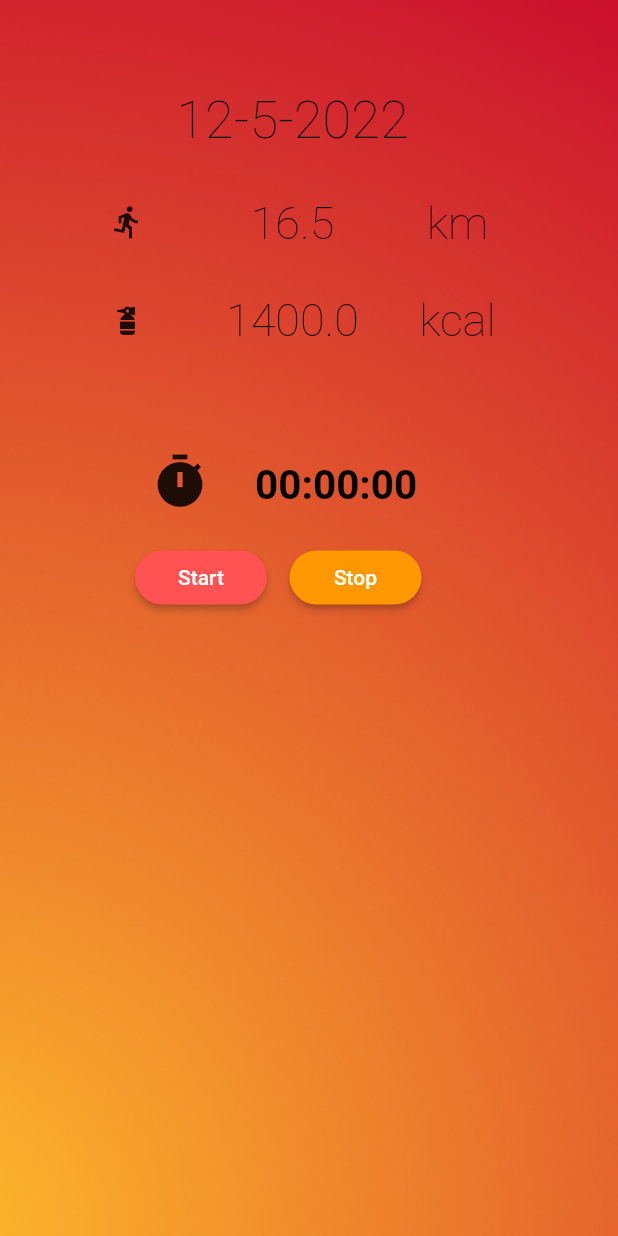
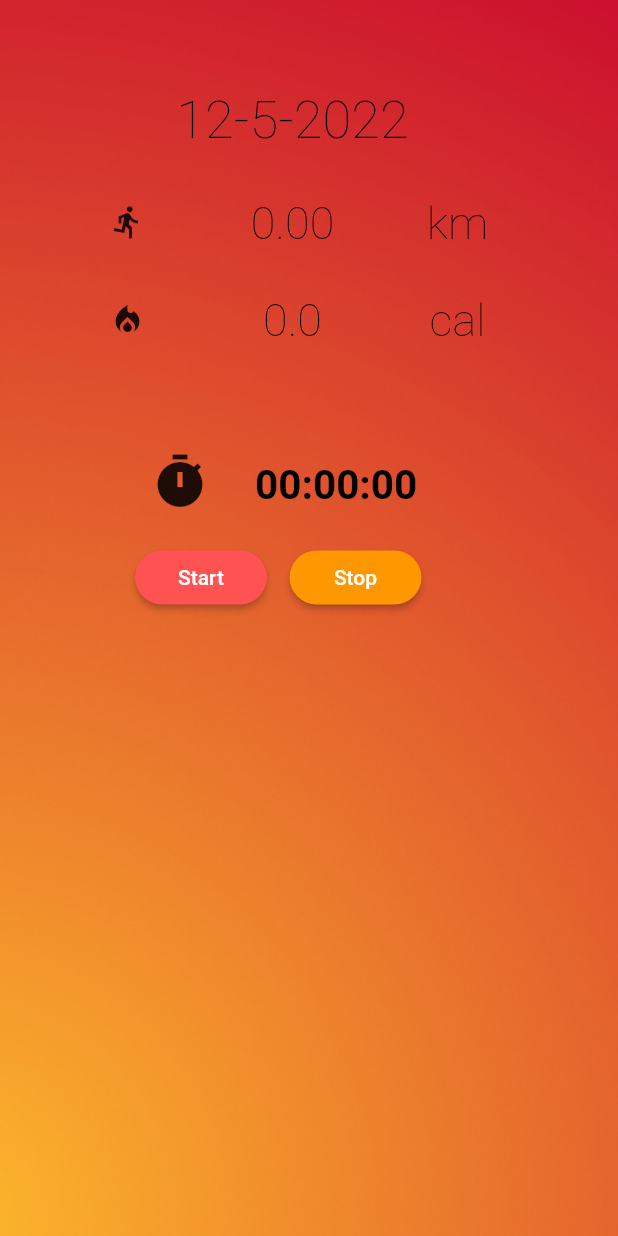
Before and after one commit to tomascandeias/Fuelness, a Flutter app: the ActivityView screen opened directly, after a tap on "Start", on a phone screen of 412 x 824 dp. Run offline on Flutter 3.47's test engine with Material 2 defaults, Android fonts, the phone set to English and light mode, and no system bars; our stand-ins replace charts_flutter, convex_bottom_bar, flutter_local_notifications, flutter_native_timezone, geolocator, google_maps_flutter and 8 more; accounts and stored records are empty; Roboto replaces fonts that are missing (Helvetica).

Commit message:
final version

```diff
--- a/fuelness/lib/main.dart
+++ b/fuelness/lib/main.dart
@@ -6,9 +6,8 @@ import 'package:flutter/material.dart';
 import 'package:hive_flutter/hive_flutter.dart';
 import 'package:homework/db/DatabaseHandler.dart';
 import 'package:homework/models/steps.dart';
+import 'package:homework/screens/activities/activities.dart';
 import 'package:homework/screens/activities/activity_menu.dart';
-import 'package:homework/screens/steps/daily_steps_screen.dart';
-import 'package:homework/screens/activities/activities.dart';
 import 'package:homework/screens/alarm/alarm_quotes_screen.dart';
 import 'package:homework/screens/private_journal/private_journal.dart';
 import 'package:homework/screens/steps/daily_steps_screen.dart';
@@ -72,7 +71,6 @@ class _MyStatefulWidgetState extends State<MyStatefulWidget> {
     ActivityMenu(),
     AlarmWithDailyQuotes(),
     PrivateJournal(),
-
   ];
 
   @override
--- a/fuelness/lib/models/alarm.dart
+++ b/fuelness/lib/models/alarm.dart
@@ -1,5 +1,3 @@
-
-
 class Alarm {
   int hour;
   int minute;
--- a/fuelness/lib/screens/activities/activity_menu.dart
+++ b/fuelness/lib/screens/activities/activity_menu.dart
@@ -5,8 +5,6 @@ import 'package:homework/screens/activities/activity_view.dart';
 import 'activities.dart';
 
 class ActivityMenu extends StatelessWidget {
-  const ActivityMenu({Key? key}) : super(key: key);
-
   @override
   Widget build(BuildContext context) {
     return Scaffold(
--- a/fuelness/lib/screens/activities/activity_view.dart
+++ b/fuelness/lib/screens/activities/activity_view.dart
@@ -1,6 +1,15 @@
 import 'package:flutter/material.dart';
+import 'package:geolocator/geolocator.dart';
 import 'package:homework/utils/activity_info.dart';
 import 'package:stop_watch_timer/stop_watch_timer.dart';
+
+import 'google_maps.dart';
+
+Future<Position> _getGeoLocationPosition() async {
+  Position position = await Geolocator.getCurrentPosition(
+      desiredAccuracy: LocationAccuracy.high);
+  return position;
+}
 
 class ActivityView extends StatefulWidget {
   const ActivityView({Key? key}) : super(key: key);
@@ -23,6 +32,8 @@ class _ActivityViewState extends State<ActivityView> {
     },
   );
 
+  late List<Position> locations;
+
   @override
   void initState() {
     super.initState();
@@ -34,15 +45,14 @@ class _ActivityViewState extends State<ActivityView> {
     _stopWatchTimer.fetchStop.listen((value) => print('stop from stream'));
     _stopWatchTimer.fetchEnded.listen((value) => print('ended from stream'));
 
-    /// Can be set preset time. This case is "00:01.23".
-    // _stopWatchTimer.setPresetTime(mSec: 1234);
+    locations = [];
   }
 
   @override
   Widget build(BuildContext context) {
     return Scaffold(
         body: Container(
-            padding: const EdgeInsets.fromLTRB(10, 10, 10, 50),
+            padding: const EdgeInsets.fromLTRB(10, 10, 5, 50),
             decoration: const BoxDecoration(
                 image: DecorationImage(
                     image: AssetImage("assets/images/background.jpeg"),
@@ -101,6 +111,12 @@ class _ActivityViewState extends State<ActivityView> {
                                 onPressed: () async {
                                   _stopWatchTimer.onExecute
                                       .add(StopWatchExecute.start);
+
+                                  _getGeoLocationPosition().then((Position result){
+                                    setState(() {
+                                      locations.add(result);
+                                    });
+                                  });
                                 },
                                 child: const Text(
                                   'Start',
@@ -120,6 +136,13 @@ class _ActivityViewState extends State<ActivityView> {
                               onPressed: () async {
                                 _stopWatchTimer.onExecute
                                     .add(StopWatchExecute.stop);
+
+                                _getGeoLocationPosition().then((Position result){
+                                  setState(() {
+                                    locations.add(result);
+                                    _seeMaps(context);
+                                  });
+                                });
                               },
                               child: const Text(
                                 'Stop',
@@ -128,11 +151,16 @@ class _ActivityViewState extends State<ActivityView> {
                             ),
                           ),
                         ],
-                      )
+                      ),
                     ],
-                  )
+                  ),
                 ])));
   }
 
-  _seeRecords(BuildContext context) {}
+  _seeMaps(BuildContext context) {
+    Navigator.push(
+      context,
+      MaterialPageRoute(builder: ((context) => GoogleMaps(locations))),
+    );
+  }
 }
--- a/fuelness/lib/utils/activity_info.dart
+++ b/fuelness/lib/utils/activity_info.dart
@@ -1,8 +1,9 @@
 import 'package:flutter/cupertino.dart';
 import 'package:flutter/material.dart';
-import 'package:homework/models/record_instance.dart';
-import 'package:homework/utils/text_section_with_icon.dart';
+import 'package:homework/db/DatabaseHandler.dart';
 import 'package:homework/utils/title_with_icon.dart';
+
+import '../models/steps.dart';
 
 class ActivityInfo extends StatelessWidget {
   const ActivityInfo({Key? key}) : super(key: key);
@@ -10,8 +11,9 @@ class ActivityInfo extends StatelessWidget {
 
   @override
   Widget build(BuildContext context) {
-    double km = 16.5;
-    double calories = 1400;
+    Steps steps = DatabaseHandler.instance.getDailySteps(DateTime.now().toUtc());
+    String km = steps.km.toStringAsFixed(2);
+    String calories = steps.calories.toStringAsFixed(1);
     DateTime date = DateTime.now();
 
     return Container(
@@ -36,8 +38,8 @@ class ActivityInfo extends StatelessWidget {
 
                 ]),
                 Row(mainAxisAlignment: MainAxisAlignment.center, children: [
-                  TitleWithIcon(Icons.fire_extinguisher.codePoint,
-                      calories.toString(), "kcal")
+                  TitleWithIcon(Icons.local_fire_department.codePoint,
+                      calories.toString(), "cal")
                 ])
               ]));
 
--- a/fuelness/pubspec.yaml
+++ b/fuelness/pubspec.yaml
@@ -56,6 +56,10 @@ dependencies:
   # Use with the CupertinoIcons class for iOS style icons.
   cupertino_icons: ^1.0.2
   charts_flutter: ^0.12.0
+  google_maps_flutter: ^2.1.5
+  location: ^4.3.0
+  geolocator: ^8.2.1
+  geocoding: ^2.0.4
 
 dev_dependencies:
   flutter_test:
```
Also changed, not shown: fuelness/lib/models/record.dart (deleted, +0 -26 lines), fuelness/lib/models/record_instance.dart (deleted, +0 -27 lines), fuelness/lib/screens/activities/google_maps.dart (added, +67 -0 lines), fuelness/lib/screens/steps/daily_steps_screen.dart (+3 -4 lines), 6 other files.
